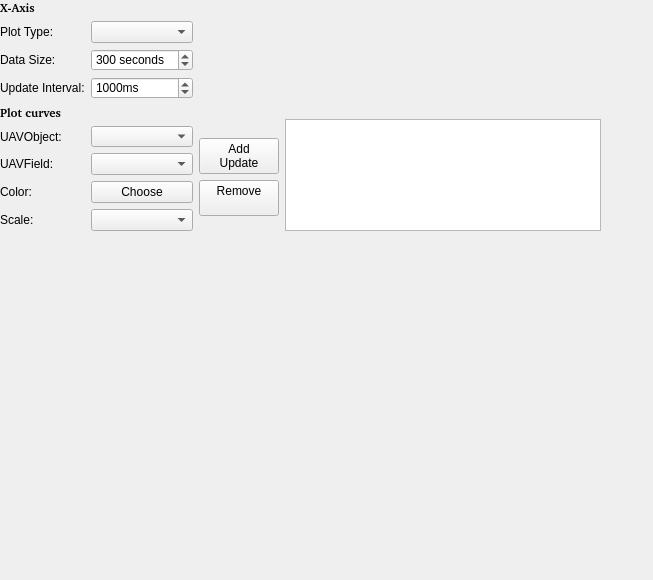
Before: the Qt Designer form ground/openpilotgcs/src/plugins/scope/scopegadgetoptionspage.ui in openpilot/OpenPilot, drawn with Qt 5.
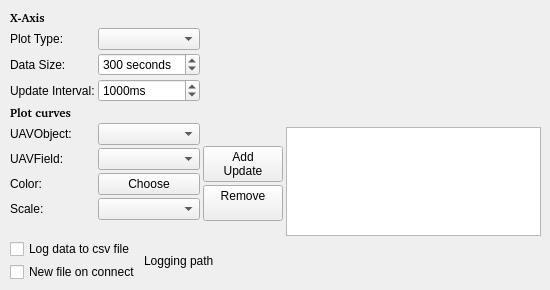
After: the same form once the commit is applied. Custom widgets are drawn as their Qt base class.

Commit message:
OP-294 Add logging to scope plugin.
First attempt to add logging to the scope gadget.
Logs a snapshot of data from the scope configuration at the same rate as the update timer set in the options page.
This has configurability via the options page for logging path.
File name is based on the configuration name and the date/time the logging starts.
This uses synchronous file writes in the update timer.

Tested to work on Win XP and Linux (Fedora 14)

Patch:
```diff
--- a/ground/openpilotgcs/src/plugins/scope/scopegadgetoptionspage.ui
+++ b/ground/openpilotgcs/src/plugins/scope/scopegadgetoptionspage.ui
@@ -6,8 +6,8 @@
    <rect>
     <x>0</x>
     <y>0</y>
-    <width>653</width>
-    <height>580</height>
+    <width>550</width>
+    <height>290</height>
    </rect>
   </property>
   <property name="windowTitle">
@@ -16,10 +16,10 @@
   <widget class="QWidget" name="widget" native="true">
    <property name="geometry">
     <rect>
-     <x>0</x>
-     <y>0</y>
-     <width>611</width>
-     <height>241</height>
+     <x>10</x>
+     <y>10</y>
+     <width>541</width>
+     <height>271</height>
     </rect>
    </property>
    <widget class="QWidget" name="horizontalLayoutWidget">
@@ -27,10 +27,15 @@
      <rect>
       <x>0</x>
       <y>0</y>
-      <width>601</width>
-      <height>231</height>
+      <width>531</width>
+      <height>272</height>
      </rect>
     </property>
+    <layout class="QVBoxLayout" name="verticalLayout_3">
+     <property name="spacing">
+      <number>3</number>
+     </property>
+     <item>
     <layout class="QHBoxLayout" name="horizontalLayout">
      <property name="sizeConstraint">
       <enum>QLayout::SetDefaultConstraint</enum>
@@ -263,9 +268,62 @@
       </layout>
      </item>
     </layout>
-   </widget>
-  </widget>
- </widget>
+     </item>
+     <item>
+      <layout class="QVBoxLayout" name="verticalLayout_4">
+       <item>
+        <layout class="QHBoxLayout" name="horizontalLayout_2">
+         <item>
+          <layout class="QVBoxLayout" name="verticalLayout_5">
+           <item>
+            <widget class="QCheckBox" name="LoggingEnable">
+             <property name="text">
+              <string>Log data to csv file</string>
+             </property>
+            </widget>
+           </item>
+           <item>
+            <widget class="QCheckBox" name="LoggingConnect">
+             <property name="text">
+              <string>New file on connect</string>
+             </property>
+            </widget>
+           </item>
+          </layout>
+         </item>
+         <item>
+          <widget class="QLabel" name="LoggingLabel">
+           <property name="text">
+            <string>Logging path</string>
+           </property>
+          </widget>
+         </item>
+         <item>
+          <widget class="Utils::PathChooser" name="LoggingPath" native="true">
+           <property name="sizePolicy">
+            <sizepolicy hsizetype="MinimumExpanding" vsizetype="Minimum">
+             <horstretch>0</horstretch>
+             <verstretch>0</verstretch>
+            </sizepolicy>
+           </property>
+          </widget>
+         </item>
+        </layout>
+       </item>
+      </layout>
+     </item>
+    </layout>
+   </widget>
+  </widget>
+ </widget>
+ <customwidgets>
+  <customwidget>
+   <class>Utils::PathChooser</class>
+   <extends>QWidget</extends>
+   <header>utils/pathchooser.h</header>
+   <container>1</container>
+  </customwidget>
+ </customwidgets>
  <resources/>
  <connections/>
 </ui>
```
Left out of the diff: 2 changed lines with no effect on the pictures. Lines whose indentation alone changed are shown as unchanged. The commit also changes 7 other files.
